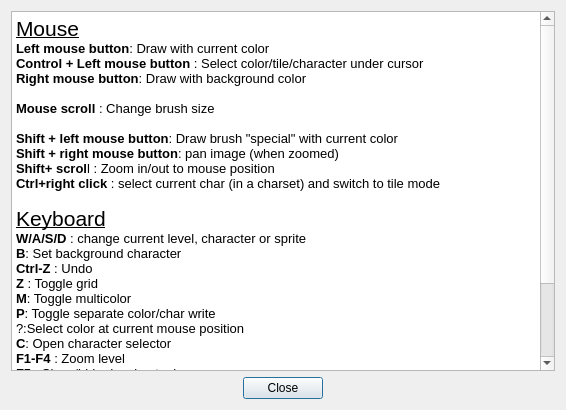
The window that source/dialogimagehelp.ui (leuat/TRSE) describes before a commit, drawn with Qt 5.
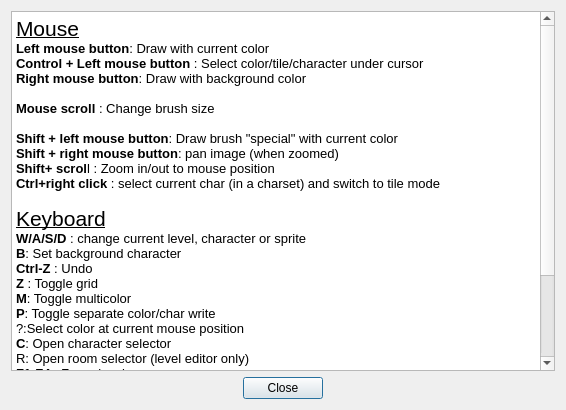
The same window after the commit.

Commit message: Added level editor room selector

Patch:
```diff
--- a/source/dialogimagehelp.ui
+++ b/source/dialogimagehelp.ui
@@ -20,9 +20,12 @@
       <widget class="QTextBrowser" name="textBrowser">
        <property name="html">
         <string>&lt;!DOCTYPE HTML PUBLIC &quot;-//W3C//DTD HTML 4.0//EN&quot; &quot;http://www.w3.org/TR/REC-html40/strict.dtd&quot;&gt;
-&lt;html&gt;&lt;head&gt;&lt;meta name=&quot;qrichtext&quot; content=&quot;1&quot; /&gt;&lt;style type=&quot;text/css&quot;&gt;
+&lt;html&gt;&lt;head&gt;&lt;meta name=&quot;qrichtext&quot; content=&quot;1&quot; /&gt;&lt;meta charset=&quot;utf-8&quot; /&gt;&lt;style type=&quot;text/css&quot;&gt;
 p, li { white-space: pre-wrap; }
-&lt;/style&gt;&lt;/head&gt;&lt;body style=&quot; font-family:'MS Shell Dlg 2'; font-size:8.25pt; font-weight:400; font-style:normal;&quot;&gt;
+hr { height: 1px; border-width: 0; }
+li.unchecked::marker { content: &quot;\2610&quot;; }
+li.checked::marker { content: &quot;\2612&quot;; }
+&lt;/style&gt;&lt;/head&gt;&lt;body style=&quot; font-family:'.AppleSystemUIFont'; font-size:13pt; font-weight:400; font-style:normal;&quot;&gt;
 &lt;p style=&quot; margin-top:0px; margin-bottom:0px; margin-left:0px; margin-right:0px; -qt-block-indent:0; text-indent:0px;&quot;&gt;&lt;span style=&quot; font-family:'Noto Sans'; font-size:16pt; text-decoration: underline;&quot;&gt;Mouse&lt;/span&gt;&lt;/p&gt;
 &lt;p style=&quot; margin-top:0px; margin-bottom:0px; margin-left:0px; margin-right:0px; -qt-block-indent:0; text-indent:0px;&quot;&gt;&lt;span style=&quot; font-family:'Noto Sans'; font-size:10pt; font-weight:600;&quot;&gt;Left mouse button&lt;/span&gt;&lt;span style=&quot; font-family:'Noto Sans'; font-size:10pt;&quot;&gt;: Draw with current color&lt;/span&gt;&lt;/p&gt;
 &lt;p style=&quot; margin-top:0px; margin-bottom:0px; margin-left:0px; margin-right:0px; -qt-block-indent:0; text-indent:0px;&quot;&gt;&lt;span style=&quot; font-family:'Noto Sans'; font-size:10pt; font-weight:600;&quot;&gt;Control + Left mouse button&lt;/span&gt;&lt;span style=&quot; font-family:'Noto Sans'; font-size:10pt;&quot;&gt; : Select color/tile/character under cursor&lt;/span&gt;&lt;/p&gt;
@@ -42,13 +45,14 @@
 &lt;p style=&quot; margin-top:0px; margin-bottom:0px; margin-left:0px; margin-right:0px; -qt-block-indent:0; text-indent:0px;&quot;&gt;&lt;span style=&quot; font-family:'Noto Sans'; font-size:10pt; font-weight:600;&quot;&gt;Z&lt;/span&gt;&lt;span style=&quot; font-family:'Noto Sans'; font-size:10pt;&quot;&gt; : Toggle grid&lt;/span&gt;&lt;/p&gt;
 &lt;p style=&quot; margin-top:0px; margin-bottom:0px; margin-left:0px; margin-right:0px; -qt-block-indent:0; text-indent:0px;&quot;&gt;&lt;span style=&quot; font-family:'Noto Sans'; font-size:10pt; font-weight:600;&quot;&gt;M&lt;/span&gt;&lt;span style=&quot; font-family:'Noto Sans'; font-size:10pt;&quot;&gt;: Toggle multicolor&lt;/span&gt;&lt;/p&gt;
 &lt;p style=&quot; margin-top:0px; margin-bottom:0px; margin-left:0px; margin-right:0px; -qt-block-indent:0; text-indent:0px;&quot;&gt;&lt;span style=&quot; font-family:'Noto Sans'; font-size:10pt; font-weight:600;&quot;&gt;P&lt;/span&gt;&lt;span style=&quot; font-family:'Noto Sans'; font-size:10pt;&quot;&gt;: Toggle separate color/char write&lt;/span&gt;&lt;/p&gt;
-&lt;p style=&quot; margin-top:0px; margin-bottom:0px; margin-left:0px; margin-right:0px; -qt-block-indent:0; text-indent:0px;&quot;&gt;&lt;span style=&quot; font-family:'.AppleSystemUIFont'; font-size:10pt;&quot;&gt;?:Select color at current mouse position&lt;/span&gt;&lt;/p&gt;
+&lt;p style=&quot; margin-top:0px; margin-bottom:0px; margin-left:0px; margin-right:0px; -qt-block-indent:0; text-indent:0px;&quot;&gt;&lt;span style=&quot; font-size:10pt;&quot;&gt;?:Select color at current mouse position&lt;/span&gt;&lt;/p&gt;
 &lt;p style=&quot; margin-top:0px; margin-bottom:0px; margin-left:0px; margin-right:0px; -qt-block-indent:0; text-indent:0px;&quot;&gt;&lt;span style=&quot; font-family:'Noto Sans'; font-size:10pt; font-weight:600;&quot;&gt;C&lt;/span&gt;&lt;span style=&quot; font-family:'Noto Sans'; font-size:10pt;&quot;&gt;: Open character selector&lt;/span&gt;&lt;/p&gt;
+&lt;p style=&quot; margin-top:0px; margin-bottom:0px; margin-left:0px; margin-right:0px; -qt-block-indent:0; text-indent:0px;&quot;&gt;&lt;span style=&quot; font-family:'Noto Sans'; font-size:10pt;&quot;&gt;R: Open room selector (level editor only)&lt;/span&gt;&lt;/p&gt;
 &lt;p style=&quot; margin-top:0px; margin-bottom:0px; margin-left:0px; margin-right:0px; -qt-block-indent:0; text-indent:0px;&quot;&gt;&lt;span style=&quot; font-family:'Noto Sans'; font-size:10pt; font-weight:600;&quot;&gt;F1-F4&lt;/span&gt;&lt;span style=&quot; font-family:'Noto Sans'; font-size:10pt;&quot;&gt; : Zoom level&lt;/span&gt;&lt;/p&gt;
 &lt;p style=&quot; margin-top:0px; margin-bottom:0px; margin-left:0px; margin-right:0px; -qt-block-indent:0; text-indent:0px;&quot;&gt;&lt;span style=&quot; font-family:'Noto Sans'; font-size:10pt; font-weight:600;&quot;&gt;F5&lt;/span&gt;&lt;span style=&quot; font-family:'Noto Sans'; font-size:10pt;&quot;&gt; : Show/hide drawing tools&lt;/span&gt;&lt;/p&gt;
 &lt;p style=&quot; margin-top:0px; margin-bottom:0px; margin-left:0px; margin-right:0px; -qt-block-indent:0; text-indent:0px;&quot;&gt;&lt;span style=&quot; font-family:'Noto Sans'; font-size:10pt; font-weight:600;&quot;&gt;F6 &lt;/span&gt;&lt;span style=&quot; font-family:'Noto Sans'; font-size:10pt;&quot;&gt;: Show/hide tabbed settings&lt;/span&gt;&lt;/p&gt;
-&lt;p style=&quot; margin-top:0px; margin-bottom:0px; margin-left:0px; margin-right:0px; -qt-block-indent:0; text-indent:0px;&quot;&gt;&lt;span style=&quot; font-weight:600;&quot;&gt;\&lt;/span&gt; : Toggle between drawing and settings&lt;/p&gt;
-&lt;p style=&quot; margin-top:0px; margin-bottom:0px; margin-left:0px; margin-right:0px; -qt-block-indent:0; text-indent:0px;&quot;&gt;&lt;span style=&quot; font-weight:600;&quot;&gt;Ctrl + \&lt;/span&gt; : Toggle full editor view on/off&lt;/p&gt;
+&lt;p style=&quot; margin-top:0px; margin-bottom:0px; margin-left:0px; margin-right:0px; -qt-block-indent:0; text-indent:0px;&quot;&gt;&lt;span style=&quot; font-family:'MS Shell Dlg 2'; font-size:8.25pt; font-weight:600;&quot;&gt;\&lt;/span&gt;&lt;span style=&quot; font-family:'MS Shell Dlg 2'; font-size:8.25pt;&quot;&gt; : Toggle between drawing and settings&lt;/span&gt;&lt;/p&gt;
+&lt;p style=&quot; margin-top:0px; margin-bottom:0px; margin-left:0px; margin-right:0px; -qt-block-indent:0; text-indent:0px;&quot;&gt;&lt;span style=&quot; font-family:'MS Shell Dlg 2'; font-size:8.25pt; font-weight:600;&quot;&gt;Ctrl + \&lt;/span&gt;&lt;span style=&quot; font-family:'MS Shell Dlg 2'; font-size:8.25pt;&quot;&gt; : Toggle full editor view on/off&lt;/span&gt;&lt;/p&gt;
 &lt;p style=&quot; margin-top:0px; margin-bottom:0px; margin-left:0px; margin-right:0px; -qt-block-indent:0; text-indent:0px;&quot;&gt;&lt;span style=&quot; font-family:'Noto Sans'; font-size:10pt; font-weight:600;&quot;&gt;Space bar&lt;/span&gt;&lt;span style=&quot; font-family:'Noto Sans'; font-size:10pt;&quot;&gt;: Toggle full screen/single character mode&lt;/span&gt;&lt;/p&gt;
 &lt;p style=&quot; margin-top:0px; margin-bottom:0px; margin-left:0px; margin-right:0px; -qt-block-indent:0; text-indent:0px;&quot;&gt;&lt;span style=&quot; font-family:'Noto Sans'; font-size:10pt; font-weight:600;&quot;&gt;0-9&lt;/span&gt;&lt;span style=&quot; font-family:'Noto Sans'; font-size:10pt;&quot;&gt; : Colour select&lt;/span&gt;&lt;/p&gt;
 &lt;p style=&quot; margin-top:0px; margin-bottom:0px; margin-left:0px; margin-right:0px; -qt-block-indent:0; text-indent:0px;&quot;&gt;&lt;span style=&quot; font-family:'Noto Sans'; font-size:10pt; font-weight:600;&quot;&gt;Ctrl+1-5&lt;/span&gt;&lt;span style=&quot; font-family:'Noto Sans'; font-size:10pt;&quot;&gt; : Select a tab in the sidebar&lt;/span&gt;&lt;/p&gt;&lt;/body&gt;&lt;/html&gt;</string>
```
The commit also changes 12 other files.
